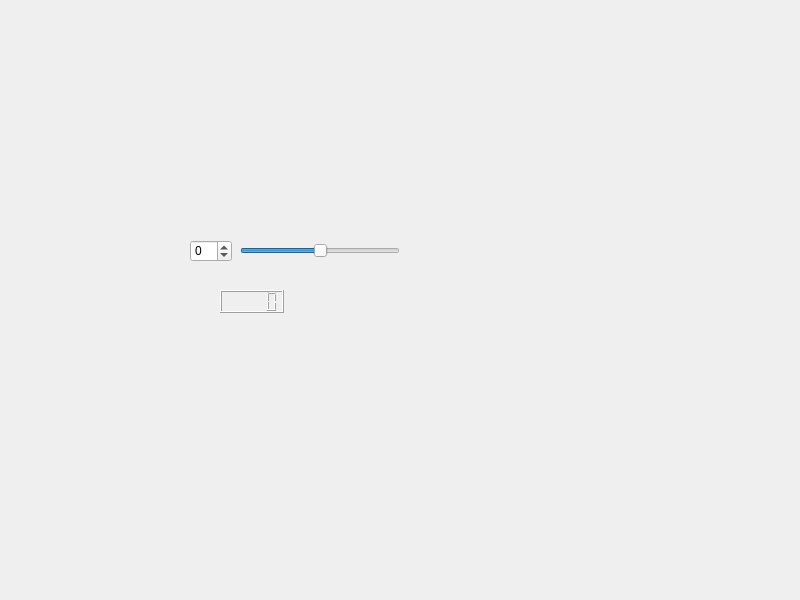
Above: widget.ui from WEI-0424/spinbox before the change. Below: the same form after it.
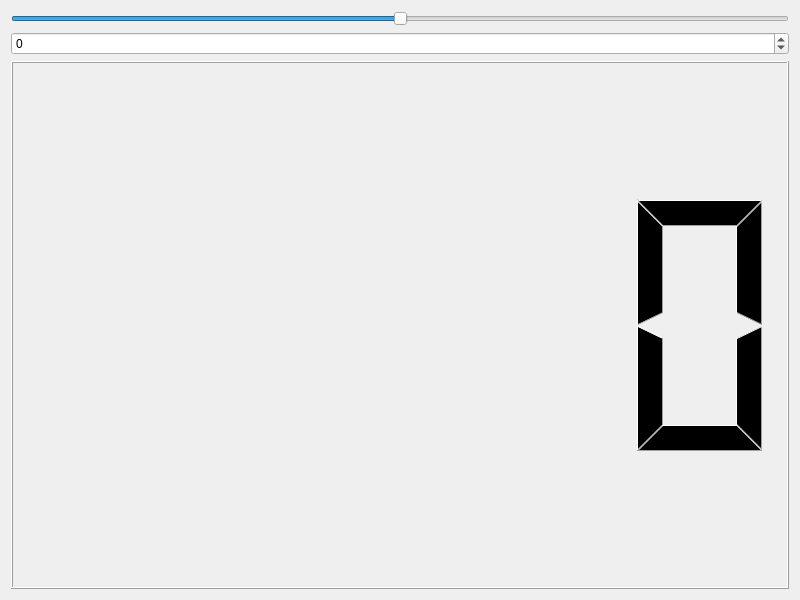
That is the form after the change.

What changed in the file:
```diff
--- a/widget.ui
+++ b/widget.ui
@@ -13,31 +13,9 @@
   <property name="windowTitle">
    <string>Widget</string>
   </property>
-  <widget class="QSpinBox" name="spinBox">
-   <property name="geometry">
-    <rect>
-     <x>190</x>
-     <y>240</y>
-     <width>42</width>
-     <height>22</height>
-    </rect>
-   </property>
-   <property name="minimum">
-    <number>-100</number>
-   </property>
-   <property name="maximum">
-    <number>100</number>
-   </property>
-  </widget>
+  <layout class="QVBoxLayout" name="verticalLayout">
+   <item>
   <widget class="QSlider" name="horizontalSlider">
-   <property name="geometry">
-    <rect>
-     <x>240</x>
-     <y>240</y>
-     <width>160</width>
-     <height>22</height>
-    </rect>
-   </property>
    <property name="minimum">
     <number>-100</number>
    </property>
@@ -48,16 +26,21 @@
     <enum>Qt::Orientation::Horizontal</enum>
    </property>
   </widget>
-  <widget class="QLCDNumber" name="lcdNumber">
-   <property name="geometry">
-    <rect>
-     <x>220</x>
-     <y>290</y>
-     <width>64</width>
-     <height>23</height>
-    </rect>
-   </property>
-  </widget>
+   </item>
+   <item>
+    <widget class="QSpinBox" name="spinBox">
+     <property name="minimum">
+      <number>-100</number>
+     </property>
+     <property name="maximum">
+      <number>100</number>
+     </property>
+    </widget>
+   </item>
+   <item>
+    <widget class="QLCDNumber" name="lcdNumber"/>
+   </item>
+  </layout>
  </widget>
  <resources/>
  <connections>
```
Lines whose indentation alone changed are shown as unchanged.
